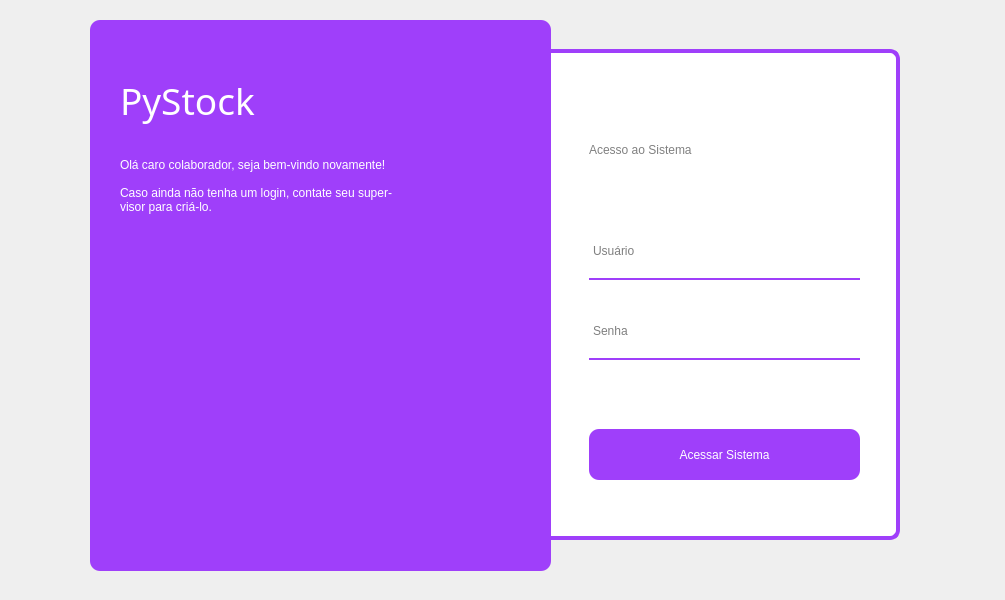
The window that view/ui/FrmLogin.ui (Carlosyoot/PBSTOCK) describes before a commit, drawn with Qt 5.
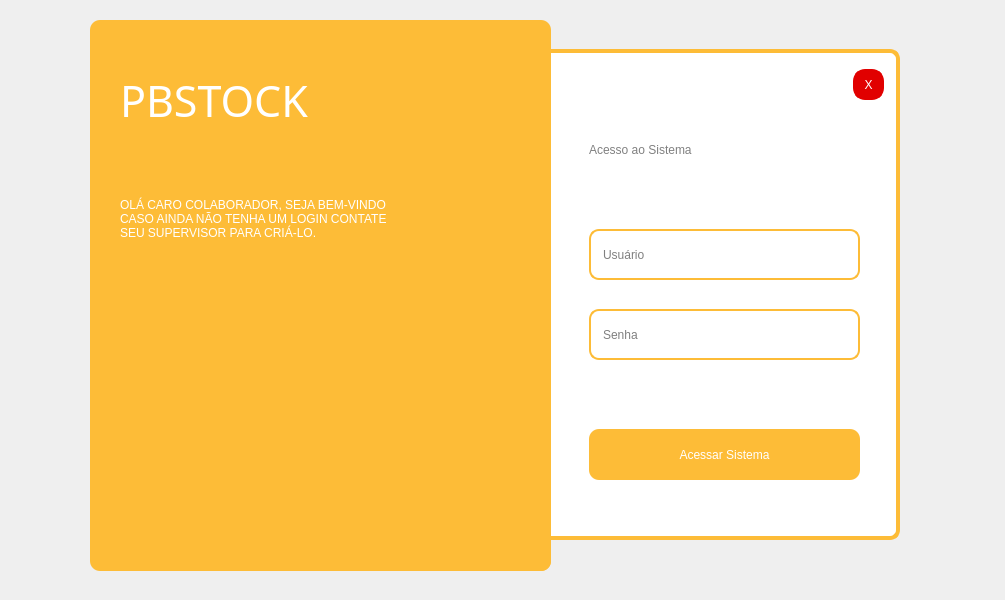
The same window after the commit. Icons and pictures are not drawn.

Diff of the .ui file:
```diff
--- a/view/ui/FrmLogin.ui
+++ b/view/ui/FrmLogin.ui
@@ -24,7 +24,7 @@
      </rect>
     </property>
     <property name="styleSheet">
-     <string notr="true">background-color: rgb(159, 63, 250);
+     <string notr="true">    background-color: rgb(253, 188, 55);
 border-radius: 10px;</string>
     </property>
     <property name="frameShape">
@@ -36,12 +36,15 @@
     <widget class="QLabel" name="label">
      <property name="geometry">
       <rect>
-       <x>6</x>
+       <x>20</x>
        <y>250</y>
-       <width>451</width>
-       <height>261</height>
+       <width>441</width>
+       <height>301</height>
       </rect>
      </property>
+     <property name="layoutDirection">
+      <enum>Qt::RightToLeft</enum>
+     </property>
      <property name="text">
       <string/>
      </property>
@@ -57,14 +60,14 @@
       <rect>
        <x>30</x>
        <y>50</y>
-       <width>161</width>
+       <width>241</width>
        <height>61</height>
       </rect>
      </property>
      <property name="font">
       <font>
        <family>Montserrat</family>
-       <pointsize>28</pointsize>
+       <pointsize>32</pointsize>
        <weight>50</weight>
        <italic>false</italic>
        <bold>false</bold>
@@ -75,14 +78,14 @@
 font: 28pt &quot;Montserrat&quot;;</string>
      </property>
      <property name="text">
-      <string>PyStock</string>
+      <string>PBSTOCK</string>
      </property>
     </widget>
     <widget class="QLabel" name="label_3">
      <property name="geometry">
       <rect>
        <x>30</x>
-       <y>110</y>
+       <y>150</y>
        <width>401</width>
        <height>111</height>
       </rect>
@@ -92,10 +95,10 @@
 font: 12pt &quot;Montserrat&quot;;</string>
      </property>
      <property name="text">
-      <string>Olá caro colaborador, seja bem-vindo novamente!
-
-Caso ainda não tenha um login, contate seu super-
-visor para criá-lo.</string>
+      <string>OLÁ CARO COLABORADOR, SEJA BEM-VINDO
+CASO AINDA NÃO TENHA UM LOGIN CONTATE 
+SEU SUPERVISOR PARA CRIÁ-LO.
+</string>
      </property>
     </widget>
    </widget>
@@ -111,7 +114,9 @@
     <property name="styleSheet">
      <string notr="true">background-color: white;
 border-radius: 10px;
-border: 4px solid #9F3FFA;
+border: 4px solid  rgb(253, 188, 55);
+
+
 color: white;
 font: 10pt &quot;Montserrat&quot;;
 </string>
@@ -151,11 +156,9 @@
      </property>
      <property name="styleSheet">
       <string notr="true">background-color: rgba(0, 0 , 0, 0);
-border: 2px solid rgba(0,0,0,0);
-border-bottom-color: rgb(159, 63, 250);
-color: rgb(0,0,0);
-padding-bottom: 8px;
-border-radius: 0px;
+border: 2px solid  rgb(253, 188, 55);
+padding-left:10px;
+color: black;
 font: 10pt &quot;Montserrat&quot;;</string>
      </property>
      <property name="placeholderText">
@@ -173,11 +176,9 @@
      </property>
      <property name="styleSheet">
       <string notr="true">background-color: rgba(0, 0 , 0, 0);
-border: 2px solid rgba(0,0,0,0);
-border-bottom-color: rgb(159, 63, 250);
-color: rgb(0,0,0);
-padding-bottom: 8px;
-border-radius: 0px;
+border: 2px solid  rgb(253, 188, 55);
+padding-left:10px;
+color: black;
 font: 10pt &quot;Montserrat&quot;;</string>
      </property>
      <property name="text">
@@ -202,7 +203,7 @@
      <property name="styleSheet">
       <string notr="true">QPushButton {
 border: 2px;
-background-color: rgb(159, 63, 250);
+background-color: rgb(253, 188, 55);
 }
 
 QPushButton:hover {
@@ -214,6 +215,31 @@
       <string>Acessar Sistema</string>
      </property>
     </widget>
+    <widget class="QPushButton" name="btn_close">
+     <property name="geometry">
+      <rect>
+       <x>314</x>
+       <y>20</y>
+       <width>31</width>
+       <height>31</height>
+      </rect>
+     </property>
+     <property name="styleSheet">
+      <string notr="true">QPushButton{
+background-color: rgb(225, 0, 0);
+border-color: rgb(225, 0, 0);
+border-radius: 12px;}
+
+QPushButton:hover {
+    background-color: rgb(180, 0, 0);  /* Vermelho mais escuro */
+    border-color: rgb(180, 0, 0);  /* Bordas também mais escuras */
+}
+</string>
+     </property>
+     <property name="text">
+      <string>X</string>
+     </property>
+    </widget>
    </widget>
    <zorder>frame_2</zorder>
    <zorder>frame</zorder>
```
Left out of the diff: 9 changed lines with no effect on the pictures.
